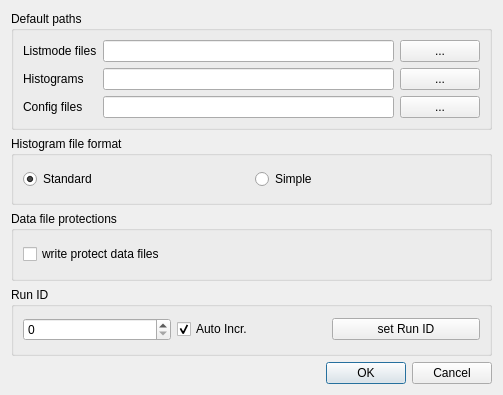
This is qmesydaq/generalsetup.ui in flueke/qmesydaq as Qt 5 draws it before an edit. The edited form follows.
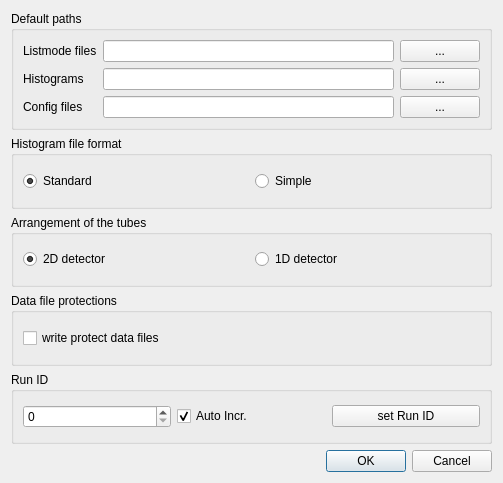
This is the edited form.

What changed in the file:
```diff
--- a/qmesydaq/generalsetup.ui
+++ b/qmesydaq/generalsetup.ui
@@ -7,74 +7,13 @@
     <x>0</x>
     <y>0</y>
     <width>503</width>
-    <height>395</height>
+    <height>483</height>
    </rect>
   </property>
   <property name="windowTitle">
    <string>General Setup</string>
   </property>
   <layout class="QGridLayout" name="gridLayout">
-   <item row="2" column="0">
-    <widget class="QGroupBox" name="groupBox_2">
-     <property name="title">
-      <string>Data file protections</string>
-     </property>
-     <layout class="QGridLayout" name="gridLayout_3">
-      <item row="0" column="0">
-       <widget class="QCheckBox" name="writeProtect">
-        <property name="text">
-         <string>write protect data files</string>
-        </property>
-       </widget>
-      </item>
-     </layout>
-    </widget>
-   </item>
-   <item row="3" column="0">
-    <widget class="QGroupBox" name="groupBox15">
-     <property name="title">
-      <string>Run ID</string>
-     </property>
-     <layout class="QGridLayout" name="gridLayout_7">
-      <item row="0" column="0">
-       <widget class="QSpinBox" name="runId">
-        <property name="enabled">
-         <bool>true</bool>
-        </property>
-        <property name="toolTip">
-         <string>RUN ID will be transmitted in every data buffer header</string>
-        </property>
-       </widget>
-      </item>
-      <item row="0" column="1">
-       <widget class="QCheckBox" name="runIdAuto">
-        <property name="toolTip">
-         <string>increment run ID automatically at every start cmd</string>
-        </property>
-        <property name="text">
-         <string>Auto Incr.</string>
-        </property>
-        <property name="shortcut">
-         <string/>
-        </property>
-        <property name="checked">
-         <bool>true</bool>
-        </property>
-       </widget>
-      </item>
-      <item row="0" column="2">
-       <widget class="QPushButton" name="runIdButton">
-        <property name="enabled">
-         <bool>true</bool>
-        </property>
-        <property name="text">
-         <string>set Run ID</string>
-        </property>
-       </widget>
-      </item>
-     </layout>
-    </widget>
-   </item>
    <item row="0" column="0">
     <widget class="QGroupBox" name="groupBox">
      <property name="title">
@@ -145,6 +84,51 @@
     </widget>
    </item>
    <item row="4" column="0">
+    <widget class="QGroupBox" name="groupBox15">
+     <property name="title">
+      <string>Run ID</string>
+     </property>
+     <layout class="QGridLayout" name="gridLayout_7">
+      <item row="0" column="0">
+       <widget class="QSpinBox" name="runId">
+        <property name="enabled">
+         <bool>true</bool>
+        </property>
+        <property name="toolTip">
+         <string>RUN ID will be transmitted in every data buffer header</string>
+        </property>
+       </widget>
+      </item>
+      <item row="0" column="1">
+       <widget class="QCheckBox" name="runIdAuto">
+        <property name="toolTip">
+         <string>increment run ID automatically at every start cmd</string>
+        </property>
+        <property name="text">
+         <string>Auto Incr.</string>
+        </property>
+        <property name="shortcut">
+         <string/>
+        </property>
+        <property name="checked">
+         <bool>true</bool>
+        </property>
+       </widget>
+      </item>
+      <item row="0" column="2">
+       <widget class="QPushButton" name="runIdButton">
+        <property name="enabled">
+         <bool>true</bool>
+        </property>
+        <property name="text">
+         <string>set Run ID</string>
+        </property>
+       </widget>
+      </item>
+     </layout>
+    </widget>
+   </item>
+   <item row="5" column="0">
     <widget class="QDialogButtonBox" name="buttonBox">
      <property name="orientation">
       <enum>Qt::Horizontal</enum>
@@ -175,6 +159,57 @@
         <property name="text">
          <string>Simple</string>
         </property>
+        <attribute name="buttonGroup">
+         <string notr="true">histogramFileformatButtonGroup</string>
+        </attribute>
+       </widget>
+      </item>
+     </layout>
+    </widget>
+   </item>
+   <item row="3" column="0">
+    <widget class="QGroupBox" name="groupBox_2">
+     <property name="title">
+      <string>Data file protections</string>
+     </property>
+     <layout class="QGridLayout" name="gridLayout_3">
+      <item row="0" column="0">
+       <widget class="QCheckBox" name="writeProtect">
+        <property name="text">
+         <string>write protect data files</string>
+        </property>
+       </widget>
+      </item>
+     </layout>
+    </widget>
+   </item>
+   <item row="2" column="0">
+    <widget class="QGroupBox" name="tubeArrangementBox">
+     <property name="title">
+      <string>Arrangement of the tubes</string>
+     </property>
+     <layout class="QGridLayout" name="gridLayout_5">
+      <item row="0" column="0">
+       <widget class="QRadioButton" name="tube2D">
+        <property name="text">
+         <string>2D detector</string>
+        </property>
+        <property name="checked">
+         <bool>true</bool>
+        </property>
+        <attribute name="buttonGroup">
+         <string notr="true">arrangementButtonGroup</string>
+        </attribute>
+       </widget>
+      </item>
+      <item row="0" column="1">
+       <widget class="QRadioButton" name="tube1D">
+        <property name="text">
+         <string>1D detector</string>
+        </property>
+        <attribute name="buttonGroup">
+         <string notr="true">arrangementButtonGroup</string>
+        </attribute>
        </widget>
       </item>
      </layout>
```
Left out of the diff: 41 changed lines with no effect on the pictures.
